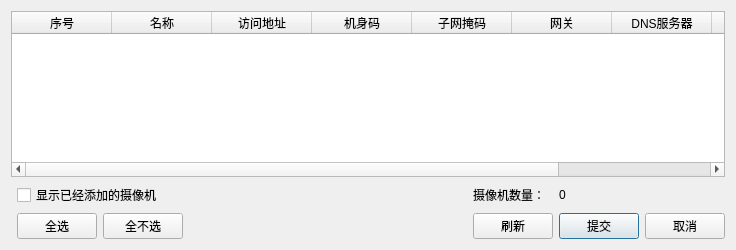
Before: the Qt Designer form viewcameralist.ui in yjdwbj/monitorview, drawn with Qt 5.
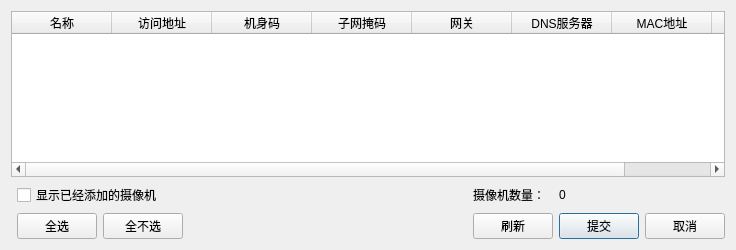
After: the same form once the commit is applied.

The edit to the form file:
```diff
--- a/viewcameralist.ui
+++ b/viewcameralist.ui
@@ -74,11 +74,6 @@
      <attribute name="verticalHeaderStretchLastSection">
       <bool>false</bool>
      </attribute>
-     <column>
-      <property name="text">
-       <string>序号</string>
-      </property>
-     </column>
      <column>
       <property name="text">
        <string>名称</string>
```
